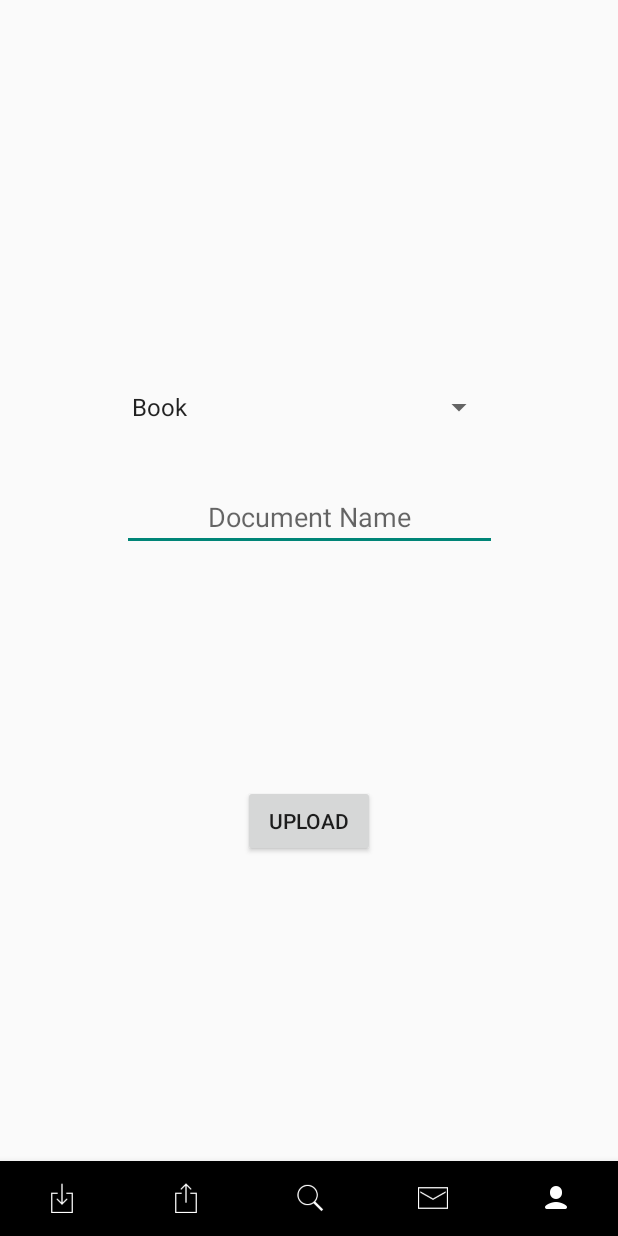
After one commit to Neha1521/DocHub, an Android app: the UploadFragment screen opened directly, with no data from a screen before it, on a phone screen of 412 x 824 dp. The commit adds this screen. Run offline under Robolectric (Android 15) with nearby library versions, the phone set to English and light mode, and no system bars; our stand-ins replace Firebase (no records; nobody signed in at launch, a user with empty details on screens opened directly).

Commit message:
Bottom navigation added

```diff
--- a/app/build.gradle
+++ b/app/build.gradle
@@ -27,6 +27,7 @@ dependencies {
     implementation 'com.google.firebase:firebase-auth:19.3.2'
     implementation 'com.google.firebase:firebase-database:19.3.1'
     implementation 'com.google.firebase:firebase-storage:19.1.1'
+    implementation 'com.android.support:design:28.0.0'
     testImplementation 'junit:junit:4.12'
     androidTestImplementation 'androidx.test.ext:junit:1.1.0'
     androidTestImplementation 'androidx.test.espresso:espresso-core:3.1.1'
--- a/app/src/main/AndroidManifest.xml
+++ b/app/src/main/AndroidManifest.xml
@@ -11,7 +11,8 @@
         android:roundIcon="@mipmap/ic_launcher_round"
         android:supportsRtl="true"
         android:theme="@style/Theme.AppCompat.Light.NoActionBar">
-        <activity android:name=".UserActivity"></activity>
+        <activity android:name=".SearchFragment"></activity>
+        <activity android:name=".UserActivity" />
         <activity android:name=".AdminActivity" />
         <activity android:name=".SignUpActivity" />
         <activity android:name=".SignInActivity">
--- a/app/src/main/java/com/example/bookie/AdminActivity.java
+++ b/app/src/main/java/com/example/bookie/AdminActivity.java
@@ -1,14 +1,50 @@
 package com.example.bookie;
 
+import androidx.annotation.NonNull;
 import androidx.appcompat.app.AppCompatActivity;
+import androidx.fragment.app.Fragment;
 
 import android.os.Bundle;
+import android.view.MenuItem;
 
-public class AdminActivity extends AppCompatActivity {
+import com.google.android.material.bottomnavigation.BottomNavigationView;
+
+public class AdminActivity extends AppCompatActivity implements BottomNavigationView.OnNavigationItemSelectedListener {
 
     @Override
     protected void onCreate(Bundle savedInstanceState) {
         super.onCreate(savedInstanceState);
         setContentView(R.layout.activity_admin);
+
+        loadFragment(new UploadFragment());
+
+        BottomNavigationView bottomNavigationView = findViewById(R.id.bnbAdmin);
+        bottomNavigationView.setOnNavigationItemSelectedListener(this);
+
+    }
+
+    private boolean loadFragment(Fragment fragment) {
+
+        if (fragment != null) {
+            getSupportFragmentManager()
+                    .beginTransaction()
+                    .replace(R.id.flAdmin, fragment)
+                    .commit();
+            return true;
+        }
+        return false;
+    }
+
+    @Override
+    public boolean onNavigationItemSelected(@NonNull MenuItem item) {
+        Fragment fragment = null;
+
+        switch (item.getItemId()) {
+            case R.id.upload:
+                fragment = new UploadFragment();
+                break;
+        }
+
+        return loadFragment(fragment);
     }
 }
--- /dev/null
+++ b/app/src/main/java/com/example/bookie/UploadFragment.java
@@ -0,0 +1,130 @@
+package com.example.bookie;
+
+import android.Manifest;
+import android.content.Intent;
+import android.content.pm.PackageManager;
+import android.net.Uri;
+import android.os.Build;
+import android.os.Bundle;
+import android.provider.Settings;
+import android.view.LayoutInflater;
+import android.view.View;
+import android.view.ViewGroup;
+import android.widget.Button;
+import android.widget.EditText;
+import android.widget.Spinner;
+import android.widget.TextView;
+import android.widget.Toast;
+
+import androidx.annotation.NonNull;
+import androidx.annotation.Nullable;
+import androidx.core.content.ContextCompat;
+import androidx.fragment.app.Fragment;
+
+import com.google.android.gms.tasks.OnFailureListener;
+import com.google.android.gms.tasks.OnSuccessListener;
+import com.google.firebase.database.DatabaseReference;
+import com.google.firebase.database.FirebaseDatabase;
+import com.google.firebase.storage.FirebaseStorage;
+import com.google.firebase.storage.OnProgressListener;
+import com.google.firebase.storage.StorageReference;
+import com.google.firebase.storage.UploadTask;
+
+import java.util.Objects;
+
+import static android.app.Activity.RESULT_OK;
+
+public class UploadFragment extends Fragment {
+
+    private final static int PICK_PDF_CODE = 2342;
+
+    private StorageReference storageReference;
+    private DatabaseReference databaseReference;
+
+    private Spinner docType;
+    private EditText docName;
+    private Button upload;
+
+    @Override
+    public View onCreateView(LayoutInflater inflater, @Nullable ViewGroup container, @Nullable Bundle savedInstanceState) {
+
+        View view = inflater.inflate(R.layout.upload_fragment, null);
+
+        storageReference = FirebaseStorage.getInstance().getReference();
+        databaseReference = FirebaseDatabase.getInstance().getReference();
+
+        docType = view.findViewById(R.id.spDoctype);
+        docName = view.findViewById(R.id.etDocname);
+        upload = view.findViewById(R.id.btnUpload);
+
+
+
+        return view;
+
+    }
+    /*
+    public void getPDF(){
+        if (Build.VERSION.SDK_INT >= Build.VERSION_CODES.M && ContextCompat.checkSelfPermission(Objects.requireNonNull(getContext()),
+                Manifest.permission.READ_EXTERNAL_STORAGE)
+                != PackageManager.PERMISSION_GRANTED) {
+            Intent intent = new Intent(Settings.ACTION_APPLICATION_DETAILS_SETTINGS,
+                    Uri.parse("package:" + Objects.requireNonNull(getActivity()).getPackageName()));
+            startActivity(intent);
+            return;
+        }
+
+        Intent intent = new Intent();
+        intent.setType("application/pdf");
+        intent.setAction(Intent.ACTION_GET_CONTENT);
+        startActivityForResult(Intent.createChooser(intent, "Select Picture"), PICK_PDF_CODE);
+
+    }
+
+    @Override
+    public void onActivityResult(int requestCode, int resultCode, Intent data) {
+        super.onActivityResult(requestCode, resultCode, data);
+        //when the user chooses the file
+        if (requestCode == PICK_PDF_CODE && resultCode == RESULT_OK && data != null && data.getData() != null) {
+            //if a file is selected
+            if (data.getData() != null) {
+                //uploading the file
+                uploadFile(data.getData());
+            }else{
+                Toast.makeText(getActivity(), "No file chosen", Toast.LENGTH_SHORT).show();
+            }
+        }
+    }
+
+    private void uploadFile(Uri data) {
+        //progressBar.setVisibility(View.VISIBLE);
+        StorageReference sRef = storageReference.child("doc/"+docName.getText().toString()+".pdf");
+        sRef.putFile(data)
+                .addOnSuccessListener(new OnSuccessListener<UploadTask.TaskSnapshot>() {
+                    @SuppressWarnings("VisibleForTests")
+                    @Override
+                    public void onSuccess(UploadTask.TaskSnapshot taskSnapshot) {
+                        //progressBar.setVisibility(View.GONE);
+                        //textViewStatus.setText("File Uploaded Successfully");
+                        Upload upload = new Upload(docName.getText().toString(), Objects.requireNonNull(Objects.requireNonNull(taskSnapshot.getMetadata()).getReference()).getDownloadUrl().toString());
+
+                        databaseReference.child(databaseReference.push().getKey()).setValue(upload);
+                    }
+                })
+                .addOnFailureListener(new OnFailureListener() {
+                    @Override
+                    public void onFailure(@NonNull Exception exception) {
+                        Toast.makeText(getActivity().getApplicationContext(), exception.getMessage(), Toast.LENGTH_LONG).show();
+                    }
+                })
+                .addOnProgressListener(new OnProgressListener<UploadTask.TaskSnapshot>() {
+                    @SuppressWarnings("VisibleForTests")
+                    @Override
+                    public void onProgress(UploadTask.TaskSnapshot taskSnapshot) {
+                        double progress = (100.0 * taskSnapshot.getBytesTransferred()) / taskSnapshot.getTotalByteCount();
+                        //textViewStatus.setText((int) progress + "% Uploading...");
+                    }
+                });
+
+    }*/
+
+}
--- a/app/src/main/res/layout/activity_admin.xml
+++ b/app/src/main/res/layout/activity_admin.xml
@@ -6,17 +6,31 @@
     android:layout_height="match_parent"
     tools:context=".AdminActivity">
 
-    <TextView
-        android:id="@+id/textView2"
-        android:layout_width="wrap_content"
-        android:layout_height="wrap_content"
-        android:layout_marginStart="181dp"
-        android:layout_marginTop="318dp"
-        android:layout_marginEnd="172dp"
-        android:layout_marginBottom="394dp"
-        android:text="Admin"
+
+    <com.google.android.material.bottomnavigation.BottomNavigationView
+        android:id="@+id/bnbAdmin"
+        android:layout_width="match_parent"
+        android:layout_height="50dp"
+        android:background="#000000"
+        app:itemIconSize="20dip"
+        app:itemIconTint="@android:color/background_light"
+        app:itemTextColor="#FFFFFF"
+        app:labelVisibilityMode="unlabeled"
         app:layout_constraintBottom_toBottomOf="parent"
         app:layout_constraintEnd_toEndOf="parent"
         app:layout_constraintStart_toStartOf="parent"
-        app:layout_constraintTop_toTopOf="parent" />
+        app:layout_constraintTop_toTopOf="parent"
+        app:layout_constraintVertical_bias="1.0"
+        app:menu="@menu/admin_btm_nav_bar" />
+
+    <FrameLayout
+        android:id="@+id/flAdmin"
+        android:layout_width="409dp"
+        android:layout_height="680dp"
+        app:layout_constraintBottom_toTopOf="@+id/bnbAdmin"
+        app:layout_constraintEnd_toEndOf="parent"
+        app:layout_constraintStart_toStartOf="parent"
+        app:layout_constraintTop_toTopOf="parent">
+
+    </FrameLayout>
 </androidx.constraintlayout.widget.ConstraintLayout>
--- /dev/null
+++ b/app/src/main/res/layout/upload_fragment.xml
@@ -0,0 +1,44 @@
+<?xml version="1.0" encoding="utf-8"?>
+<androidx.constraintlayout.widget.ConstraintLayout xmlns:android="http://schemas.android.com/apk/res/android"
+    xmlns:app="http://schemas.android.com/apk/res-auto"
+    xmlns:tools="http://schemas.android.com/tools"
+    android:layout_width="match_parent"
+    android:layout_height="match_parent">
+
+    <Spinner
+        android:id="@+id/spDoctype"
+        android:layout_width="250dp"
+        android:layout_height="40dp"
+        android:entries="@array/document_types"
+        android:spinnerMode="dropdown"
+        app:layout_constraintBottom_toBottomOf="parent"
+        app:layout_constraintEnd_toEndOf="parent"
+        app:layout_constraintHorizontal_bias="0.495"
+        app:layout_constraintStart_toStartOf="parent"
+        app:layout_constraintTop_toTopOf="parent"
+        app:layout_constraintVertical_bias="0.319" />
+
+    <EditText
+        android:id="@+id/etDocname"
+        android:layout_width="250dp"
+        android:layout_height="wrap_content"
+        android:ems="10"
+        android:gravity="bottom|center"
+        android:hint="Document Name"
+        android:inputType="textPersonName"
+        app:layout_constraintBottom_toBottomOf="parent"
+        app:layout_constraintEnd_toEndOf="parent"
+        app:layout_constraintStart_toStartOf="parent"
+        app:layout_constraintTop_toBottomOf="@+id/spDoctype"
+        app:layout_constraintVertical_bias="0.078" />
+
+    <Button
+        android:id="@+id/btnUpload"
+        android:layout_width="wrap_content"
+        android:layout_height="wrap_content"
+        android:text="upload"
+        app:layout_constraintBottom_toBottomOf="parent"
+        app:layout_constraintEnd_toEndOf="parent"
+        app:layout_constraintStart_toStartOf="parent"
+        app:layout_constraintTop_toBottomOf="@+id/etDocname" />
+</androidx.constraintlayout.widget.ConstraintLayout>
--- /dev/null
+++ b/app/src/main/res/menu/admin_btm_nav_bar.xml
@@ -0,0 +1,35 @@
+<?xml version="1.0" encoding="utf-8"?>
+<menu xmlns:app="http://schemas.android.com/apk/res-auto"
+    xmlns:android="http://schemas.android.com/apk/res/android">
+
+    <item
+        android:id="@+id/download"
+        android:enabled="true"
+        android:icon="@drawable/download"
+        android:title="@string/downloads"
+        android:visible="true" />
+    <item
+        android:id="@+id/upload"
+        android:enabled="true"
+        android:icon="@drawable/upload"
+        android:title="@string/uploads"
+        android:visible="true" />
+    <item
+        android:id="@+id/search"
+        android:enabled="true"
+        android:icon="@drawable/search"
+        android:title="@android:string/search_go"
+        android:visible="true" />
+    <item
+        android:id="@+id/authenticate"
+        android:enabled="true"
+        android:icon="@drawable/mail"
+        android:title="@string/authenticate"
+        android:visible="true" />
+    <item
+        android:id="@+id/profile"
+        android:enabled="true"
+        android:icon="@drawable/profile"
+        android:title="@string/profile"
+        android:visible="true" />
+</menu>
--- a/app/src/main/res/values/strings.xml
+++ b/app/src/main/res/values/strings.xml
@@ -1,3 +1,14 @@
 <resources>
     <string name="app_name">Bookie</string>
+    <string name="downloads">Downloads</string>
+    <string name="uploads">Uploads</string>
+    <string name="authenticate">Authenticate</string>
+    <string name="profile">Profile</string>
+    <string name="documents">Documents</string>
+    <string-array name="document_types">
+        <item>Book</item>
+        <item>Notes</item>
+        <item>Question papers</item>
+        <item>Assignments</item>
+    </string-array>
 </resources>
```
Also changed, not shown: app/src/main/java/com/example/bookie/SearchFragment.java (added, +18 -0 lines), app/src/main/java/com/example/bookie/SignInActivity.java (+22 -1 lines), app/src/main/res/layout/activity_user.xml (+24 -10 lines), app/src/main/res/layout/search_fragment.xml (added, +9 -0 lines), app/src/main/res/menu/user_btm_nav_bar.xml (added, +29 -0 lines), app/src/main/res/drawable-v24/documents.png (added), app/src/main/res/drawable-v24/download.png (added), app/src/main/res/drawable-v24/mail.png (added), app/src/main/res/drawable-v24/profile.png (added), app/src/main/res/drawable-v24/search.png (added), app/src/main/res/drawable-v24/upload.png (added).
